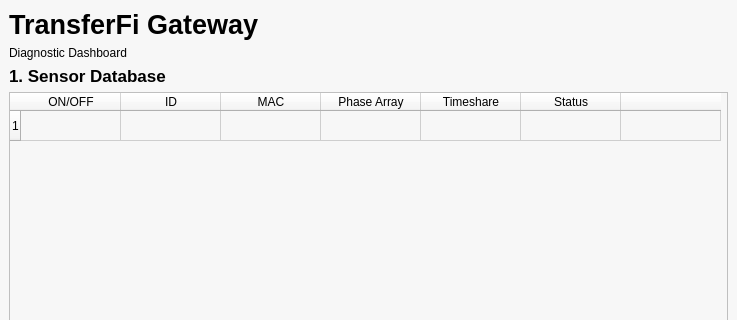
First picture: the form in Tx_config.ui, repository TransferFi/Tx_UI, before the edit; both pictures show x 0 to 737 and y 0 to 320 of the 737 by 896 pixel window.
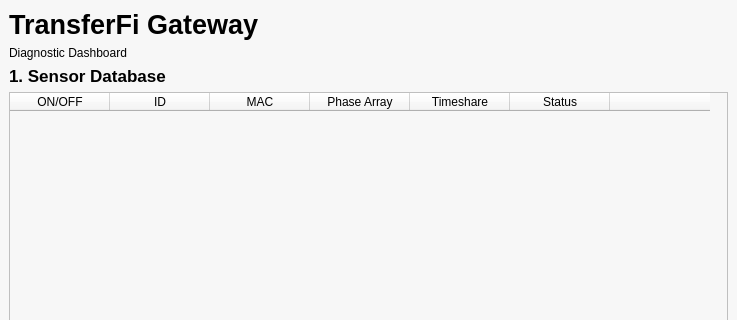
Second picture: the form after the edit. Icons and pictures are not drawn.

Commit message: [vietmaiquoc] update UI : remove one row table

Diff of the .ui file:
```diff
--- a/Tx_config.ui
+++ b/Tx_config.ui
@@ -259,12 +259,11 @@
     <item row="3" column="0" colspan="5">
      <widget class="QTableWidget" name="tableWidget">
       <property name="rowCount">
-       <number>1</number>
+       <number>0</number>
       </property>
       <property name="columnCount">
        <number>7</number>
       </property>
-      <row/>
       <column>
        <property name="text">
         <string>ON/OFF</string>
@@ -300,19 +299,6 @@
         <string/>
        </property>
       </column>
-      <item row="0" column="0">
-       <property name="text">
-        <string notr="true"/>
-       </property>
-       <property name="checkState">
-        <enum>Unchecked</enum>
-       </property>
-      </item>
-      <item row="0" column="6">
-       <property name="text">
-        <string/>
-       </property>
-      </item>
      </widget>
     </item>
     <item row="13" column="1">
```
